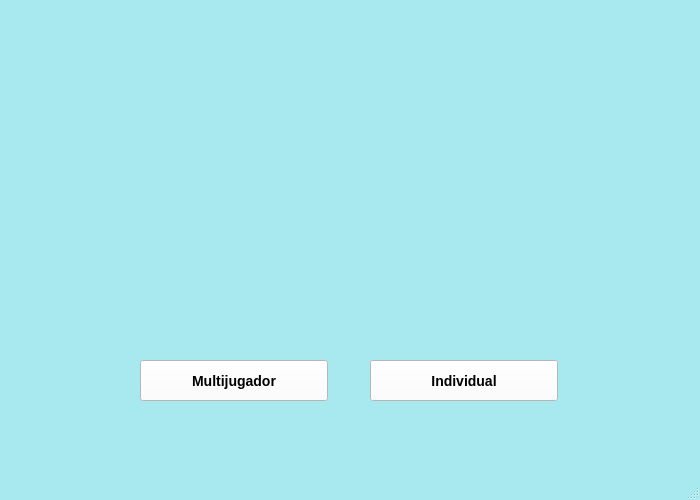
The window that ProyectoFinal/ventanamodojuego.ui (lilianabarbosa15/PROYECTO_FINAL) describes before a commit, drawn with Qt 5.
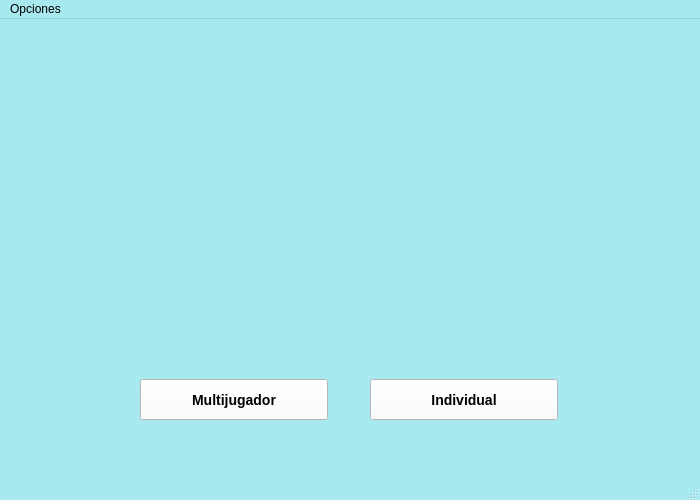
The same window after the commit. Icons and pictures are not drawn.

Patch:
```diff
--- a/ProyectoFinal/ventanamodojuego.ui
+++ b/ProyectoFinal/ventanamodojuego.ui
@@ -481,6 +481,12 @@
       <height>41</height>
      </rect>
     </property>
+    <property name="minimumSize">
+     <size>
+      <width>188</width>
+      <height>41</height>
+     </size>
+    </property>
     <property name="styleSheet">
      <string notr="true">QPushButton {
 	background-color: white;
@@ -504,6 +510,12 @@
       <height>41</height>
      </rect>
     </property>
+    <property name="minimumSize">
+     <size>
+      <width>188</width>
+      <height>41</height>
+     </size>
+    </property>
     <property name="styleSheet">
      <string notr="true">QPushButton {
 	background-color: white;
@@ -528,6 +540,14 @@
      <height>22</height>
     </rect>
    </property>
+   <widget class="QMenu" name="menuOpciones">
+    <property name="title">
+     <string>Opciones</string>
+    </property>
+    <addaction name="actionSonido"/>
+    <addaction name="actionSobrePersonajes"/>
+   </widget>
+   <addaction name="menuOpciones"/>
   </widget>
   <widget class="QStatusBar" name="statusbar"/>
  </widget>
```
Left out of the diff: 32 changed lines with no effect on the pictures.
